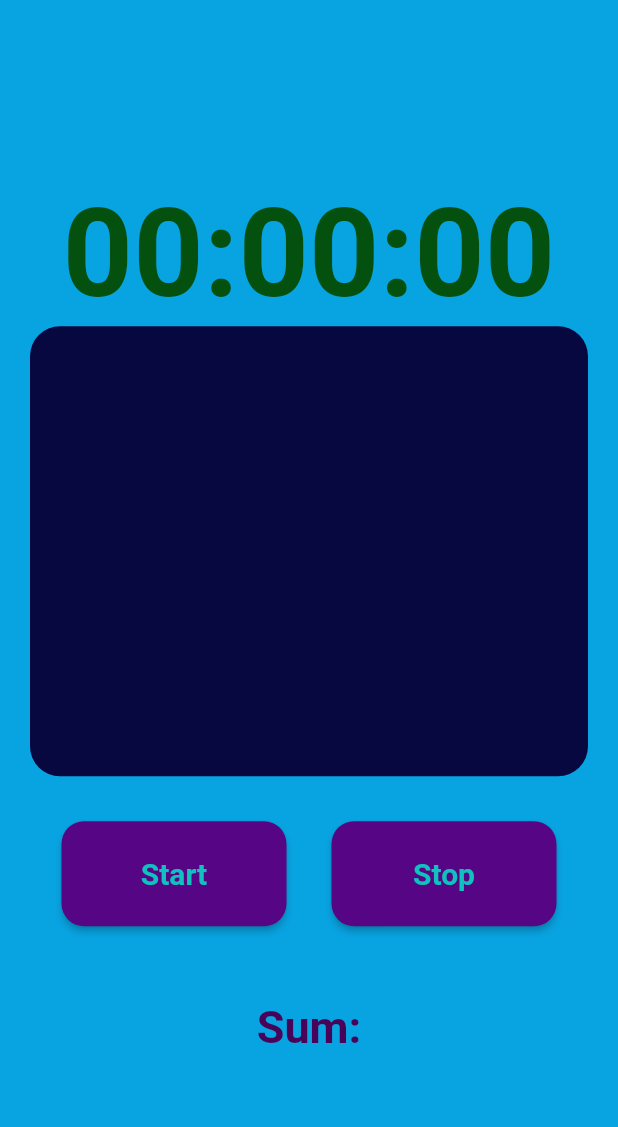
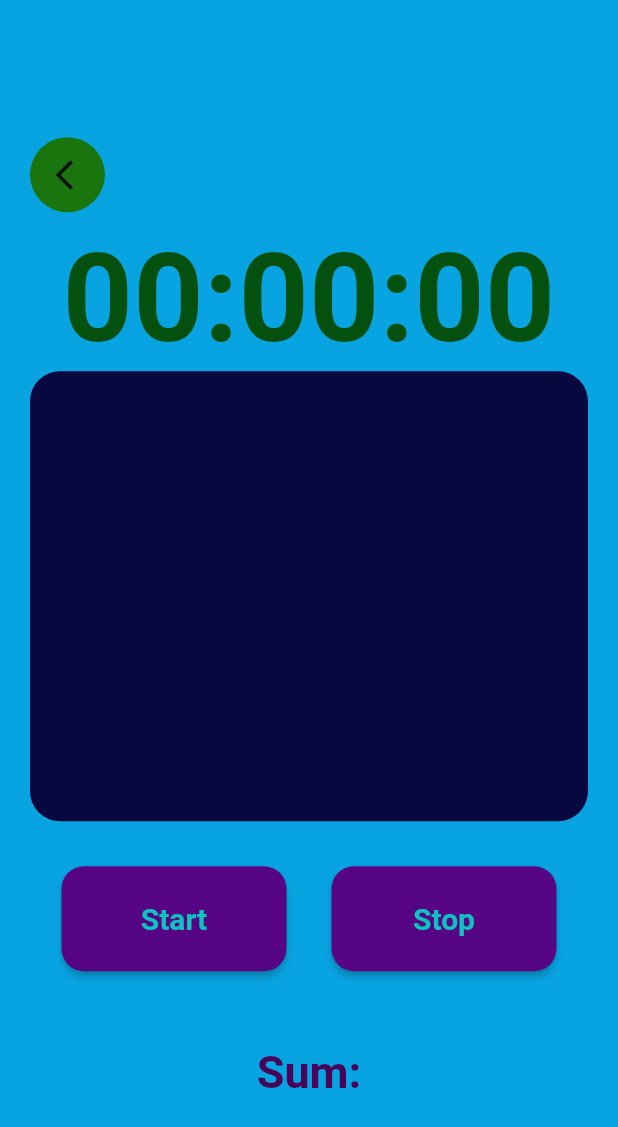
Before and after one commit to root7277/game_club, a Flutter app: the TwoScreen screen opened by its route, on a phone screen of 412 x 824 dp. Shown: the top 1127 px of the screen. Run offline on Flutter 3.47's test engine with Material 2 defaults, Android fonts, the phone set to English and light mode, and no system bars.

Commit message:
Icon(arrow back) added

```diff
--- a/lib/screen/two_screen.dart
+++ b/lib/screen/two_screen.dart
@@ -15,6 +15,7 @@ class _TwoScreenState extends State<TwoScreen> {
   Timer? timer;
   bool started = false;
   List laps = [];
+  int sum = 0;
 
   void stop() {
     timer!.cancel();
@@ -80,6 +81,27 @@ class _TwoScreenState extends State<TwoScreen> {
       body: Column(
         mainAxisAlignment: MainAxisAlignment.center,
         children: [
+          Row(
+            mainAxisAlignment: MainAxisAlignment.start,
+            children: [
+              Container(
+                width: 50,
+                height: 50,
+                margin: const EdgeInsets.only(left: 20),
+                padding: const EdgeInsets.only(left: 8),
+                decoration: BoxDecoration(
+                  color: const Color.fromARGB(255, 27, 117, 15),
+                  borderRadius: BorderRadius.circular(50),
+                ),
+                child: IconButton(
+                    onPressed: () {
+                      Navigator.pop(context);
+                    },
+                    icon: const Icon(Icons.arrow_back_ios)),
+              )
+            ],
+          ),
+          const SizedBox(height: 10),
           Center(
             child: Text(
               '$digitHours:$digitMinutes:$digitSeconds',
```
